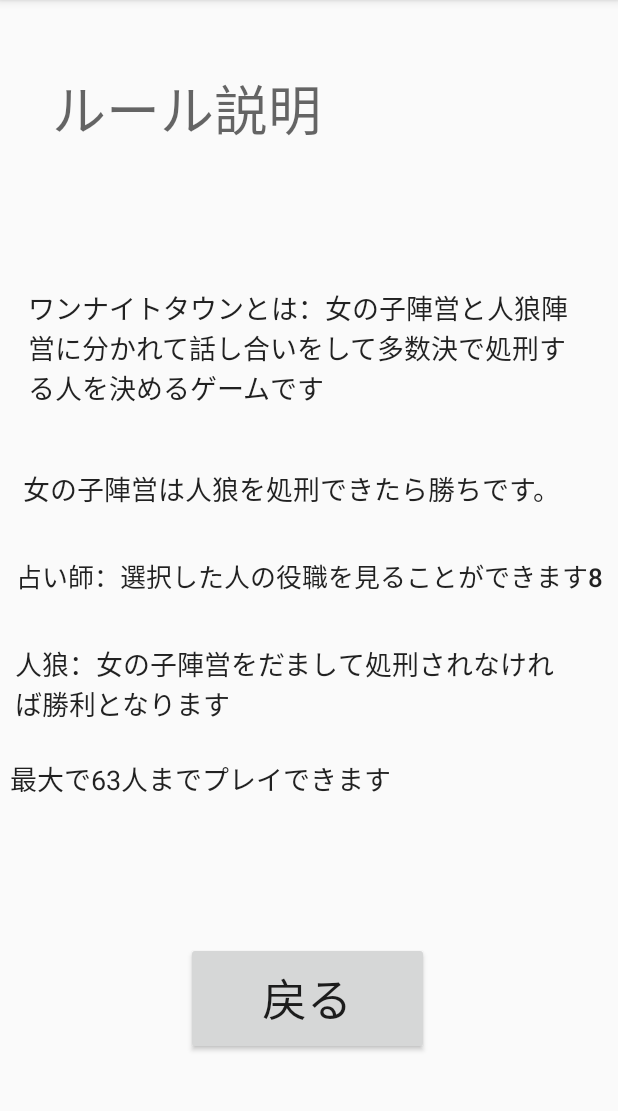
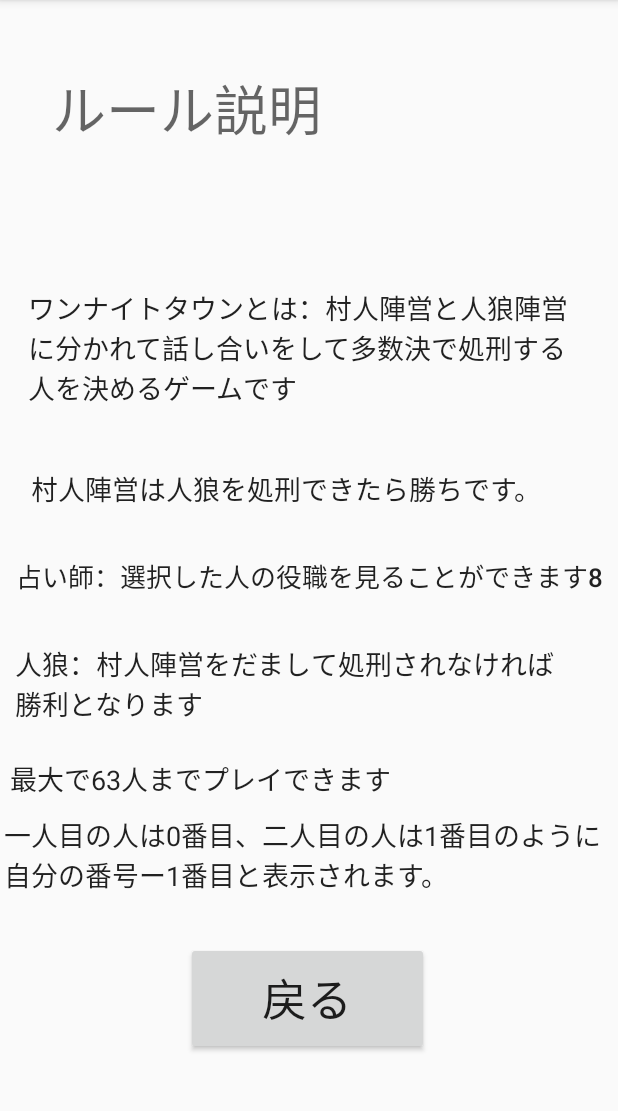
Before and after one commit to konan-pbl-2020/Jinrou_main, an Android app: the Rule screen opened directly, with no data from a screen before it, on a phone screen of 412 x 824 dp, the part 84-1195 px from its top. Run offline under Robolectric (Android 15) with nearby library versions, the phone set to English and light mode, and no system bars.

Commit message:
ルール変更

```diff
--- a/app/src/main/res/layout/activity_rule.xml
+++ b/app/src/main/res/layout/activity_rule.xml
@@ -39,7 +39,7 @@
         android:id="@+id/rule2"
         android:layout_width="374dp"
         android:layout_height="86dp"
-        android:text="ワンナイトタウンとは：女の子陣営と人狼陣営に分かれて話し合いをして多数決で処刑する人を決めるゲームです"
+        android:text="ワンナイトタウンとは：村人陣営と人狼陣営に分かれて話し合いをして多数決で処刑する人を決めるゲームです"
         android:textAppearance="@style/TextAppearance.AppCompat.Body2"
         android:textSize="18sp"
         app:layout_constraintBottom_toBottomOf="parent"
@@ -53,7 +53,7 @@
         android:id="@+id/rule3"
         android:layout_width="wrap_content"
         android:layout_height="wrap_content"
-        android:text="女の子陣営は人狼を処刑できたら勝ちです。"
+        android:text="村人陣営は人狼を処刑できたら勝ちです。"
         android:textAppearance="@style/TextAppearance.AppCompat.Body2"
         android:textSize="18sp"
         app:layout_constraintBottom_toBottomOf="parent"
@@ -79,7 +79,7 @@
         android:id="@+id/textView8"
         android:layout_width="363dp"
         android:layout_height="52dp"
-        android:text="人狼：女の子陣営をだまして処刑されなければ勝利となります"
+        android:text="人狼：村人陣営をだまして処刑されなければ勝利となります"
         android:textAppearance="@style/TextAppearance.AppCompat.Body2"
         android:textSize="18sp"
         app:layout_constraintBottom_toBottomOf="parent"
@@ -103,4 +103,18 @@
         app:layout_constraintTop_toTopOf="parent"
         app:layout_constraintVertical_bias="0.682" />
 
+    <TextView
+        android:id="@+id/textView3"
+        android:layout_width="403dp"
+        android:layout_height="56dp"
+        android:text="一人目の人は0番目、二人目の人は1番目のように自分の番号ー1番目と表示されます。"
+        android:textAppearance="@style/TextAppearance.AppCompat.Body1"
+        android:textSize="18sp"
+        app:layout_constraintBottom_toBottomOf="parent"
+        app:layout_constraintEnd_toEndOf="parent"
+        app:layout_constraintHorizontal_bias="0.281"
+        app:layout_constraintStart_toStartOf="parent"
+        app:layout_constraintTop_toTopOf="parent"
+        app:layout_constraintVertical_bias="0.763" />
+
 </androidx.constraintlayout.widget.ConstraintLayout>
```
